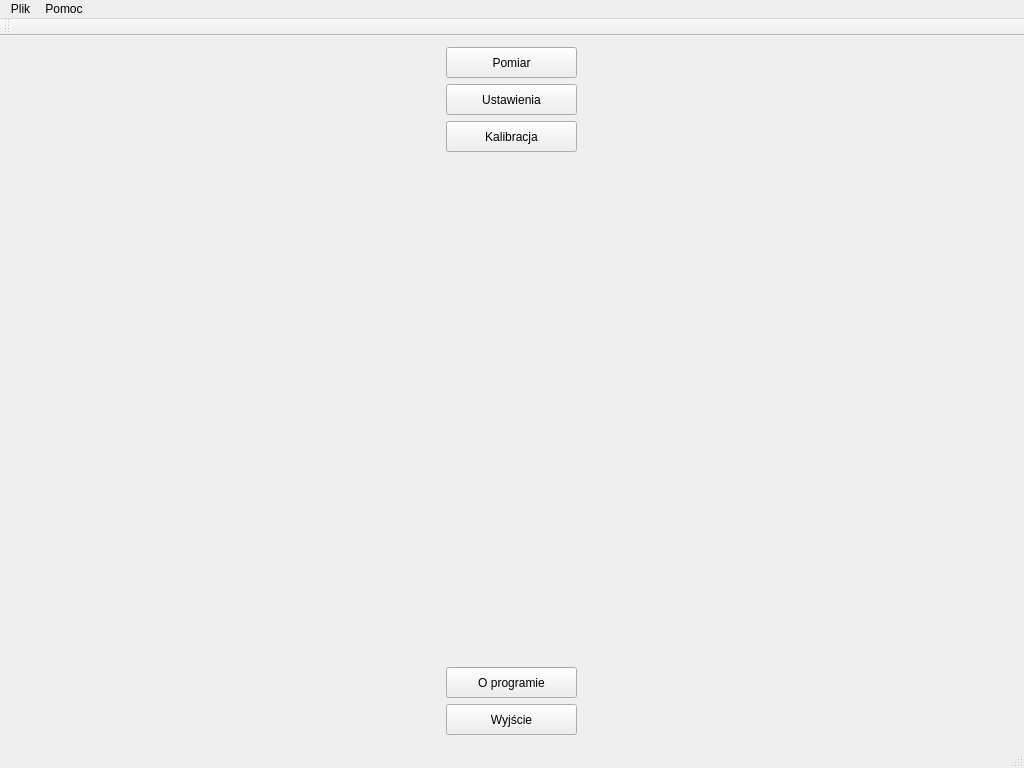
dzikipasterz/StareoVision, file StereoVision/mainwindow.ui: the form before one commit.
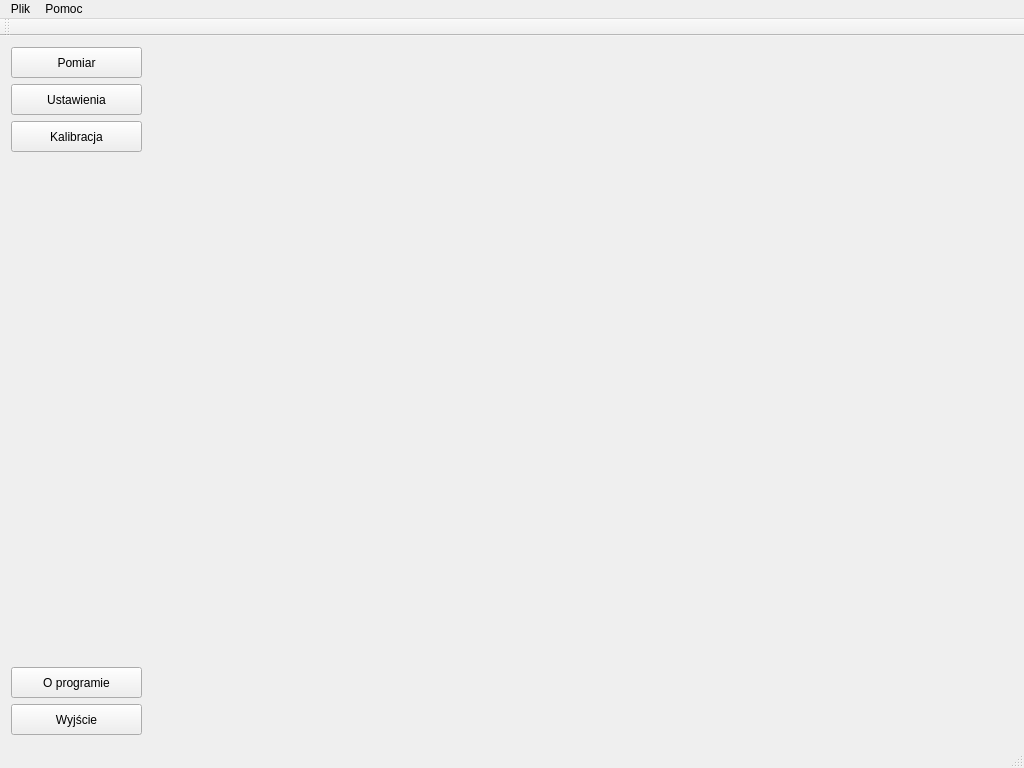
The form after the commit.

Patch:
```diff
--- a/StereoVision/mainwindow.ui
+++ b/StereoVision/mainwindow.ui
@@ -31,7 +31,19 @@
   <widget class="QWidget" name="centralWidget">
    <layout class="QHBoxLayout" name="horizontalLayout">
     <item>
-     <layout class="QVBoxLayout" name="verticalLayout">
+     <layout class="QVBoxLayout" name="verticalLayoutMenu">
+      <property name="sizeConstraint">
+       <enum>QLayout::SetDefaultConstraint</enum>
+      </property>
+      <property name="leftMargin">
+       <number>0</number>
+      </property>
+      <property name="rightMargin">
+       <number>0</number>
+      </property>
+      <property name="bottomMargin">
+       <number>0</number>
+      </property>
       <item>
        <widget class="QPushButton" name="pushButtonPomiar">
         <property name="minimumSize">
@@ -142,6 +154,19 @@
       </item>
      </layout>
     </item>
+    <item>
+     <spacer name="horizontalSpacer">
+      <property name="orientation">
+       <enum>Qt::Horizontal</enum>
+      </property>
+      <property name="sizeHint" stdset="0">
+       <size>
+        <width>40</width>
+        <height>20</height>
+       </size>
+      </property>
+     </spacer>
+    </item>
    </layout>
   </widget>
   <widget class="QMenuBar" name="menuBar">
```
Left out of the diff: 7 changed lines with no effect on the pictures.
